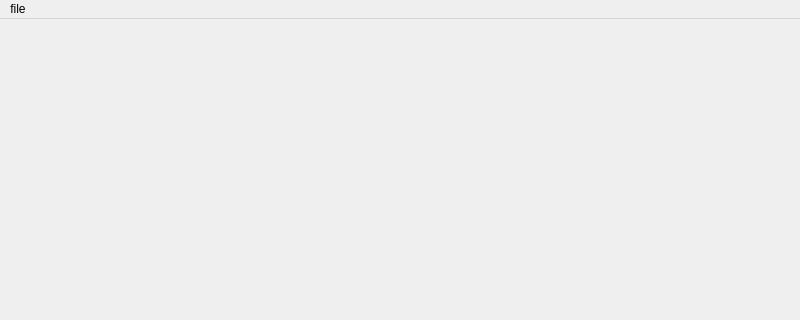
This is Compilers-UI-cmake/mainwindow.ui in abdlrhman08/TinyCompiler as Qt 5 draws it before an edit; both pictures show x 0 to 800 and y 0 to 320 of the 800 by 600 pixel window. The edited form follows.
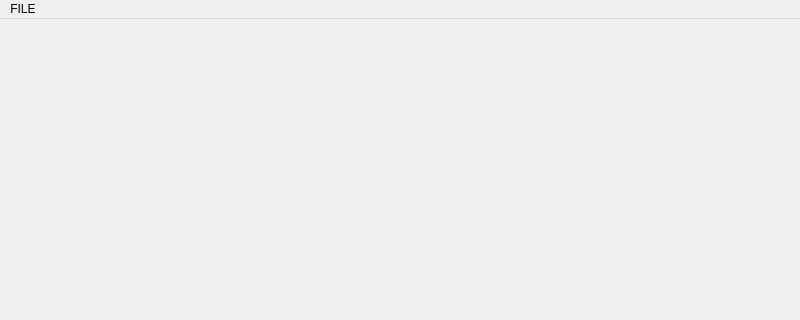
This is the edited form.

Commit message: font stuff i think

What changed in the file:
```diff
--- a/Compilers-UI-cmake/mainwindow.ui
+++ b/Compilers-UI-cmake/mainwindow.ui
@@ -24,8 +24,13 @@
     </rect>
    </property>
    <widget class="QMenu" name="menufile">
+    <property name="font">
+     <font>
+      <pointsize>11</pointsize>
+     </font>
+    </property>
     <property name="title">
-     <string>file</string>
+     <string>FILE</string>
     </property>
     <addaction name="actioncompile_new_file"/>
    </widget>
```
Left out of the diff: 5 changed lines with no effect on the pictures.
